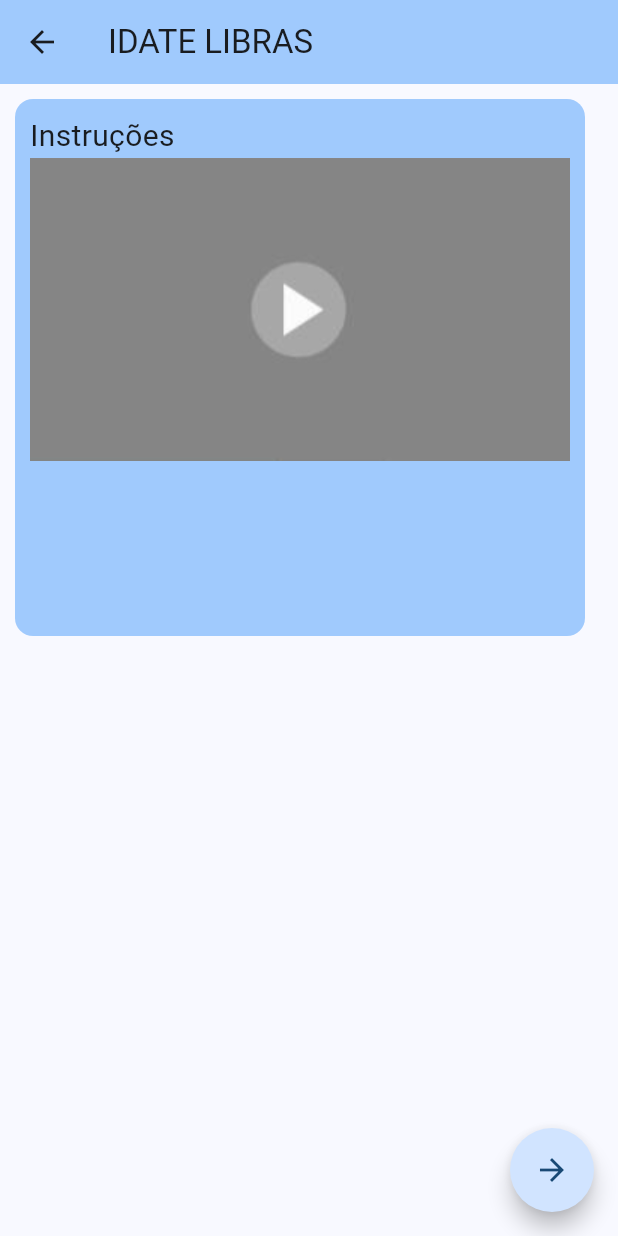
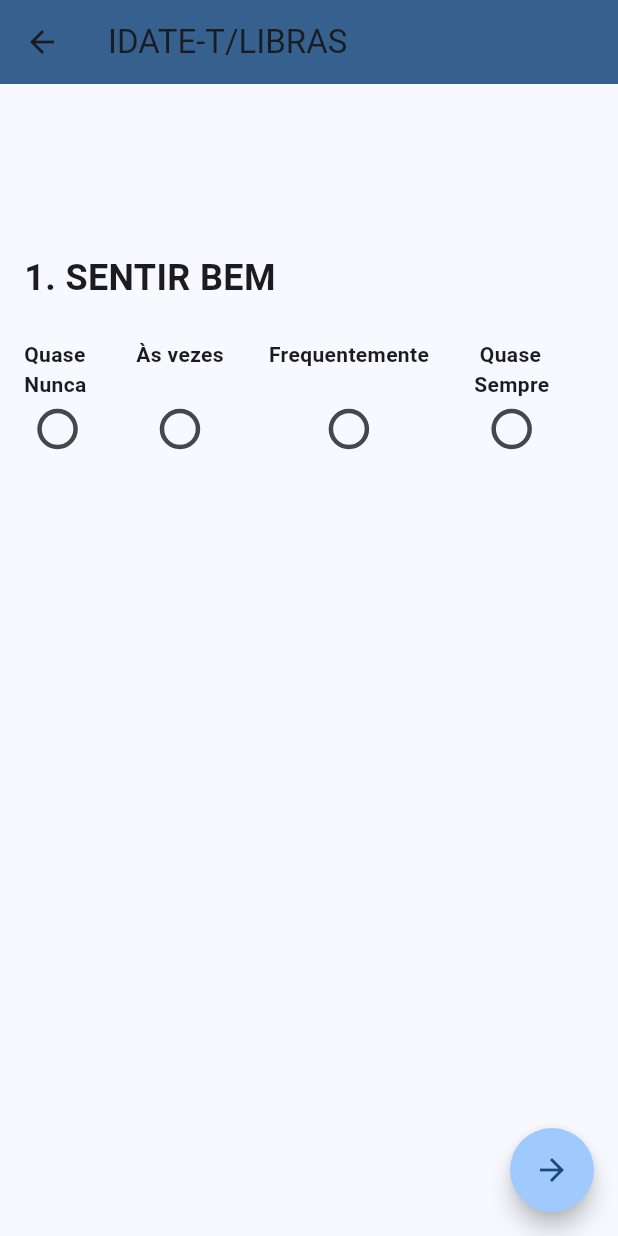
Before and after one commit to viniciusfurtado1/idate_libras, a Flutter app: the MyHomePage screen opened directly, after a tap on the "arrow forward" icon, on a phone screen of 412 x 824 dp. Run offline on Flutter 3.47's test engine with Material 3 defaults, Android fonts, the phone set to English and light mode, and no system bars; our stand-ins replace google_fonts.

Commit message:
reestruturação e melhorias após feedback

```diff
--- a/lib/home_page.dart
+++ b/lib/home_page.dart
@@ -3,6 +3,7 @@ import 'package:idate_libras/idate_e.dart';
 import 'package:idate_libras/idate_instrucoes.dart';
 import 'package:idate_libras/idate_t.dart';
 import 'package:idate_libras/idate_t_e.dart';
+import 'package:idate_libras/question_page_idate_t.dart';
 
 class MyHomePage extends StatefulWidget {
   const MyHomePage({super.key});
@@ -18,8 +19,8 @@ class _MyHomePageState extends State<MyHomePage> {
   Widget build(BuildContext context) {
     return Scaffold(
       appBar: AppBar(
-        backgroundColor: Theme.of(context).colorScheme.inversePrimary,
-        title: Text("IDATE LIBRAS"),
+        backgroundColor: Theme.of(context).colorScheme.primary,
+        title: Text("IDATE/LIBRAS"),
       ),
       body: Column(
         mainAxisAlignment: MainAxisAlignment.center,
@@ -58,19 +59,20 @@ class _MyHomePageState extends State<MyHomePage> {
       ),
       floatingActionButton: FloatingActionButton(
         onPressed: () {
-          if (_character == SingingCharacter.idatet) {
+            if (_character == SingingCharacter.idatet) {
             Navigator.of(context)
-                .push(MaterialPageRoute(builder: (context) => IdateInstrucoes(telaAnterior: "idatet")));
+                .push(MaterialPageRoute(builder: (context) => QuestionPageIdateT()));
           } else if (_character == SingingCharacter.idatee) {
             Navigator.of(context)
-                .push(MaterialPageRoute(builder: (context) => IdateInstrucoes(telaAnterior: "idatee")));
+                .push(MaterialPageRoute(builder: (context) => IdateE()));
           } else if (_character == SingingCharacter.idatete) {
             Navigator.of(context)
-                .push(MaterialPageRoute(builder: (context) => IdateInstrucoes(telaAnterior: "idatetee")));
+                .push(MaterialPageRoute(builder: (context) => IdateTeE()));
           }
         },
         shape: CircleBorder(),
         child: const Icon(Icons.arrow_forward),
+        backgroundColor: Theme.of(context).colorScheme.primary,
       ),
     );
   }
--- a/lib/idate_instrucoes.dart
+++ b/lib/idate_instrucoes.dart
@@ -1,11 +1,11 @@
 import 'package:flutter/material.dart';
+import 'package:idate_libras/home_page.dart';
 import 'package:idate_libras/idate_e.dart';
 import 'package:idate_libras/idate_t.dart';
 import 'package:idate_libras/idate_t_e.dart';
 
 class IdateInstrucoes extends StatefulWidget {
-  String telaAnterior;
-  IdateInstrucoes({super.key, required this.telaAnterior});
+  IdateInstrucoes({super.key});
 
   @override
   State<IdateInstrucoes> createState() => _IdateInstrucoesState();
@@ -16,8 +16,8 @@ class _IdateInstrucoesState extends State<IdateInstrucoes> {
   Widget build(BuildContext context) {
     return Scaffold(
       appBar: AppBar(
-        backgroundColor: Theme.of(context).colorScheme.inversePrimary,
-        title: Text("IDATE LIBRAS"),
+        backgroundColor: Theme.of(context).colorScheme.primary,
+        title: Text("IDATE/LIBRAS"),
       ),
       body: Padding(
         padding:
@@ -25,14 +25,14 @@ class _IdateInstrucoesState extends State<IdateInstrucoes> {
         child: Container(
           padding: EdgeInsets.all(10),
           decoration: BoxDecoration(
-            color: Theme.of(context).colorScheme.inversePrimary,
+            //color: Theme.of(context).colorScheme.inversePrimary,
             borderRadius: BorderRadius.circular(12),
           ),
           child: Column(
             crossAxisAlignment: CrossAxisAlignment.start,
             children: [
               Text(
-                "Instruções",
+                "INSTRUÇÕES",
                 style: TextStyle(fontSize: 20),
               ),
               Image.asset('assets/images/video.png'),
@@ -41,18 +41,13 @@ class _IdateInstrucoesState extends State<IdateInstrucoes> {
         ),
       ),
       floatingActionButton: FloatingActionButton(
-        onPressed: () {if (widget.telaAnterior == "idatet") {
-            Navigator.of(context)
-                .push(MaterialPageRoute(builder: (context) => IdateT()));
-          } else if (widget.telaAnterior == "idatee") {
-            Navigator.of(context)
-                .push(MaterialPageRoute(builder: (context) => IdateE()));
-          } else if (widget.telaAnterior == "idatetee") {
-            Navigator.of(context)
-                .push(MaterialPageRoute(builder: (context) => IdateTeE()));
-          }},
+        onPressed: () {
+          Navigator.of(context)
+                .push(MaterialPageRoute(builder: (context) => MyHomePage()));
+        },
         shape: CircleBorder(),
         child: const Icon(Icons.arrow_forward),
+        backgroundColor: Theme.of(context).colorScheme.primary,
       ),
     );
   }
--- a/lib/questao_tile.dart
+++ b/lib/questao_tile.dart
@@ -15,7 +15,7 @@ class QuestaoTile extends StatelessWidget {
       child: Container(
         padding: EdgeInsets.all(10),
         decoration: BoxDecoration(
-          color: Theme.of(context).colorScheme.inversePrimary,
+          //color: Theme.of(context).colorScheme.inversePrimary,
           borderRadius: BorderRadius.circular(12),
         ),
         child: Column(
--- /dev/null
+++ b/lib/question.dart
@@ -0,0 +1,8 @@
+import 'package:flutter/material.dart';
+
+class Question {
+  final String questionText;
+  final List<String> options;
+
+  Question({required this.questionText, required this.options});
+}
--- /dev/null
+++ b/lib/question_page_idate_t.dart
@@ -0,0 +1,127 @@
+import 'package:flutter/material.dart';
+import 'package:idate_libras/question.dart';
+
+class QuestionPageIdateT extends StatefulWidget {
+  @override
+  _QuestionPageIdateT createState() => _QuestionPageIdateT();
+}
+
+class _QuestionPageIdateT extends State<QuestionPageIdateT> {
+  final PageController _pageController = PageController();
+  int _currentPage = 0;
+  List<int?> _selectedAnswers = [];
+
+  final List<Question> _questions = [
+    Question(questionText: '1. SENTIR BEM', options: ['Quase \nNunca', 'Às vezes\n', 'Frequentemente\n', ' Quase \nSempre']),
+    Question(questionText: '2. CANSAR RÁPIDO', options: ['Quase \nNunca', 'Às vezes\n', 'Frequentemente\n', ' Quase \nSempre']),
+    Question(questionText: '3. SENTIR VONTADE CHORAR', options: ['Quase \nNunca', 'Às vezes\n', 'Frequentemente\n', ' Quase \nSempre']),
+  ];
+
+  @override
+  void initState() {
+    super.initState();
+    _selectedAnswers = List<int?>.filled(_questions.length, null);
+  }
+
+  void _nextPage() {
+    if (_currentPage < _questions.length - 1) {
+      setState(() {
+        _currentPage++;
+      });
+      _pageController.nextPage(
+        duration: Duration(milliseconds: 300),
+        curve: Curves.easeIn,
+      );
+    }
+  }
+
+  void _previousPage() {
+    if (_currentPage > 0) {
+      setState(() {
+        _currentPage--;
+      });
+      _pageController.previousPage(
+        duration: Duration(milliseconds: 300),
+        curve: Curves.easeIn,
+      );
+    }
+  }
+
+  void _onOptionSelected(int questionIndex, int? selectedIndex) {
+    setState(() {
+      _selectedAnswers[questionIndex] = selectedIndex;
+    });
+  }
+
+  bool _isNextButtonEnabled() {
+    // Verifica se alguma opção foi selecionada para a pergunta atual
+    return _selectedAnswers[_currentPage] != null;
+  }
+
+  @override
+  Widget build(BuildContext context) {
+    return Scaffold(
+      appBar: AppBar(
+        title: Text('IDATE-T/LIBRAS'),
+        //${_currentPage + 1} de ${_questions.length}'
+        backgroundColor: Theme.of(context).colorScheme.primary,
+      ),
+      body: PageView.builder(
+        physics: NeverScrollableScrollPhysics(),
+        controller: _pageController,
+        itemCount: _questions.length,
+        itemBuilder: (context, index) {
+          return Padding(
+            padding: const EdgeInsets.all(16.0),
+            child: Column(
+              crossAxisAlignment: CrossAxisAlignment.start,
+              children: [
+                SizedBox(height: 96), // ajustar a altura aqui
+                Text(
+                  _questions[index].questionText,
+                  style: TextStyle(fontSize: 24, fontWeight: FontWeight.bold),
+                ),
+                SizedBox(height: 24),
+
+                 Wrap(
+                  spacing: 30,
+                  runSpacing: 20,
+                  children: List<Widget>.generate(_questions[index].options.length, (i) {
+                    return Column(
+                      mainAxisSize: MainAxisSize.min,
+                      children: [
+                        Text(_questions[index].options[i],
+                        style: TextStyle(fontSize: 14, fontWeight: FontWeight.bold)),
+                        Transform.scale(
+                          scale: 1.5, // Aumenta o tamanho do círculo do Radio
+                          child: Radio<int>(
+                            value: i,
+                            groupValue: _selectedAnswers[index],
+                            onChanged: (value) => _onOptionSelected(index, value),
+                            materialTapTargetSize: MaterialTapTargetSize.shrinkWrap,
+                          ),
+                        ),
+                      ],
+                    );
+                  }),
+                ),
+
+              ],
+            ),
+          );
+        },
+        onPageChanged: (index) {
+          setState(() {
+            _currentPage = index;
+          });
+        },
+      ),
+      floatingActionButton: FloatingActionButton(
+        shape: CircleBorder(),
+        onPressed: _isNextButtonEnabled() ? _nextPage : null,
+        child: Icon(Icons.arrow_forward),
+        backgroundColor: _isNextButtonEnabled() ? Theme.of(context).colorScheme.primary : Theme.of(context).colorScheme.inversePrimary,
+      ),
+    );
+  }
+}
--- a/pubspec.yaml
+++ b/pubspec.yaml
@@ -30,7 +30,7 @@ environment:
 dependencies:
   flutter:
     sdk: flutter
-
+  google_fonts: ^4.0.3
 
   # The following adds the Cupertino Icons font to your application.
   # Use with the CupertinoIcons class for iOS style icons.
```
Also changed, not shown: lib/idate_t.dart (+28 -9 lines), lib/main.dart (+6 -1 lines), pubspec.lock, 1 other file.
